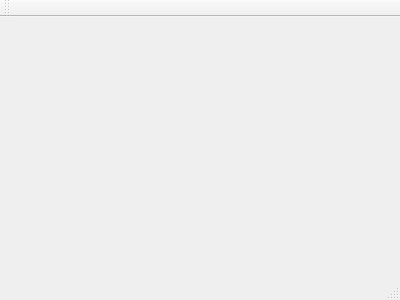
StephenAmell2018/HR_cat_2, file hr_cat_2.ui: the form before one commit.
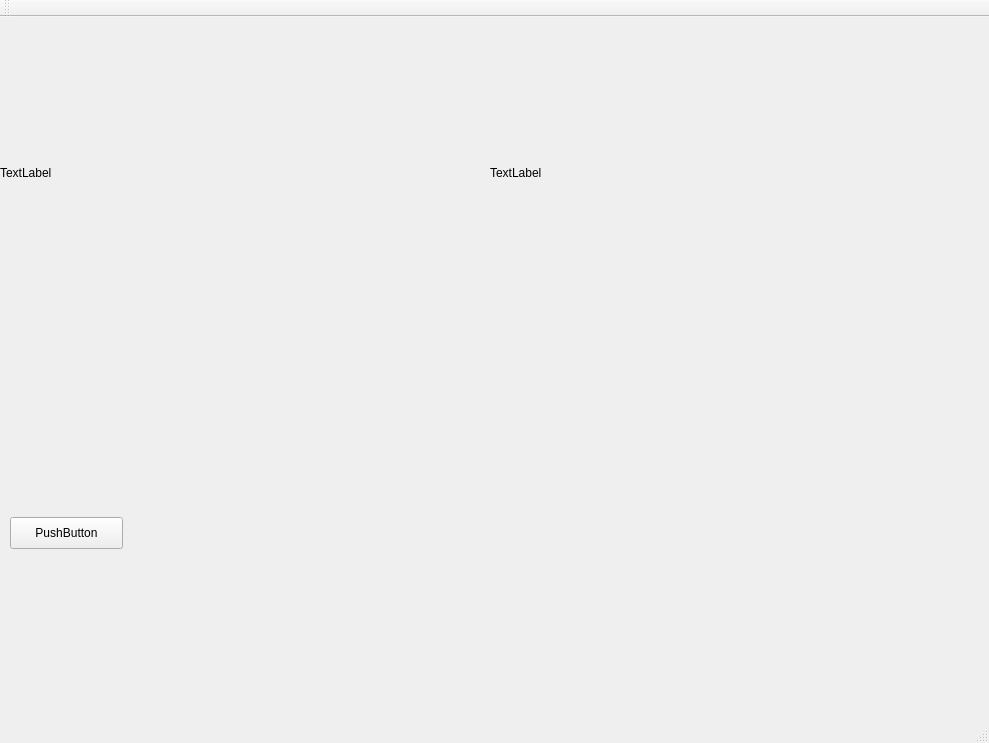
The form after the commit.

What changed in the file:
```diff
--- a/hr_cat_2.ui
+++ b/hr_cat_2.ui
@@ -1,24 +1,79 @@
 <ui version="4.0">
  <class>HR_cat_2</class>
- <widget class="QMainWindow" name="HR_cat_2" >
-  <property name="geometry" >
+ <widget class="QMainWindow" name="HR_cat_2">
+  <property name="geometry">
    <rect>
     <x>0</x>
     <y>0</y>
-    <width>400</width>
-    <height>300</height>
+    <width>989</width>
+    <height>743</height>
    </rect>
   </property>
   <property name="windowTitle" >
    <string>HR_cat_2</string>
   </property>
-  <widget class="QMenuBar" name="menuBar" />
-  <widget class="QToolBar" name="mainToolBar" />
-  <widget class="QWidget" name="centralWidget" />
-  <widget class="QStatusBar" name="statusBar" />
+  <widget class="QWidget" name="centralWidget">
+   <widget class="QLabel" name="label">
+    <property name="geometry">
+     <rect>
+      <x>0</x>
+      <y>10</y>
+      <width>341</width>
+      <height>291</height>
+     </rect>
+    </property>
+    <property name="text">
+     <string>TextLabel</string>
+    </property>
+   </widget>
+   <widget class="QLabel" name="label2">
+    <property name="geometry">
+     <rect>
+      <x>490</x>
+      <y>10</y>
+      <width>341</width>
+      <height>291</height>
+     </rect>
+    </property>
+    <property name="text">
+     <string>TextLabel</string>
+    </property>
+   </widget>
+   <widget class="QPushButton" name="btn1">
+    <property name="geometry">
+     <rect>
+      <x>10</x>
+      <y>500</y>
+      <width>113</width>
+      <height>32</height>
+     </rect>
+    </property>
+    <property name="text">
+     <string>PushButton</string>
+    </property>
+   </widget>
+  </widget>
+  <widget class="QMenuBar" name="menuBar">
+   <property name="geometry">
+    <rect>
+     <x>0</x>
+     <y>0</y>
+     <width>989</width>
+     <height>22</height>
+    </rect>
+   </property>
+  </widget>
+  <widget class="QToolBar" name="mainToolBar">
+   <attribute name="toolBarArea">
+    <enum>TopToolBarArea</enum>
+   </attribute>
+   <attribute name="toolBarBreak">
+    <bool>false</bool>
+   </attribute>
+  </widget>
+  <widget class="QStatusBar" name="statusBar"/>
  </widget>
- <layoutDefault spacing="6" margin="11" />
- <pixmapfunction></pixmapfunction>
+ <layoutdefault spacing="6" margin="11"/>
  <resources/>
  <connections/>
 </ui>
```
Left out of the diff: 3 changed lines with no effect on the pictures.
